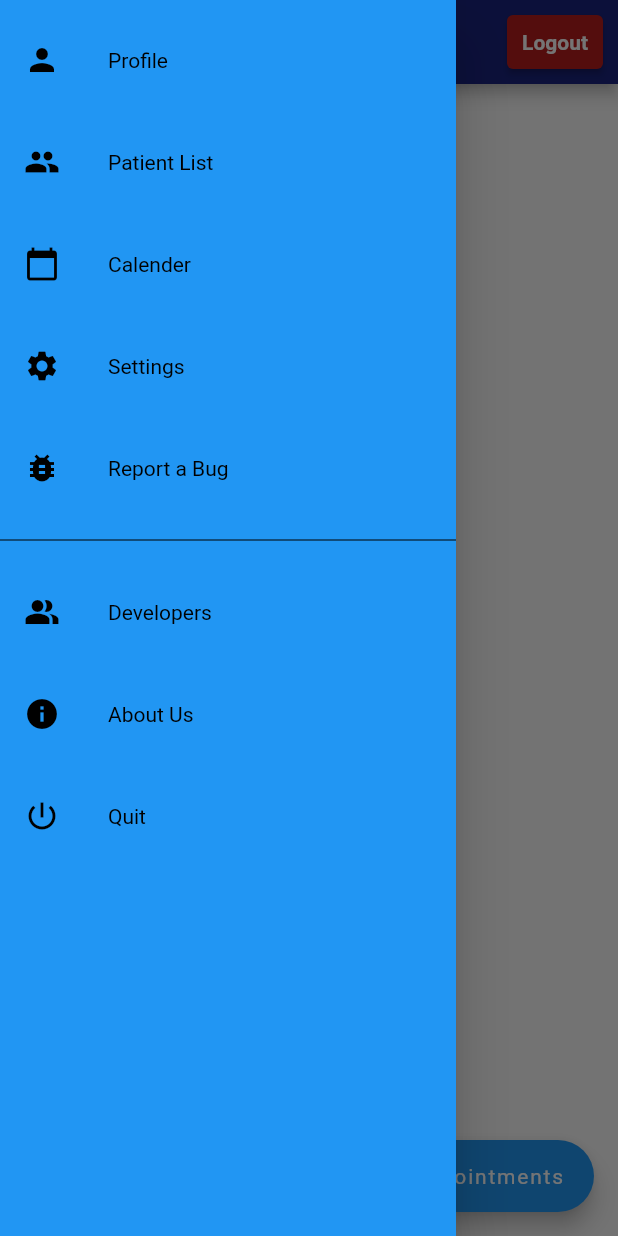
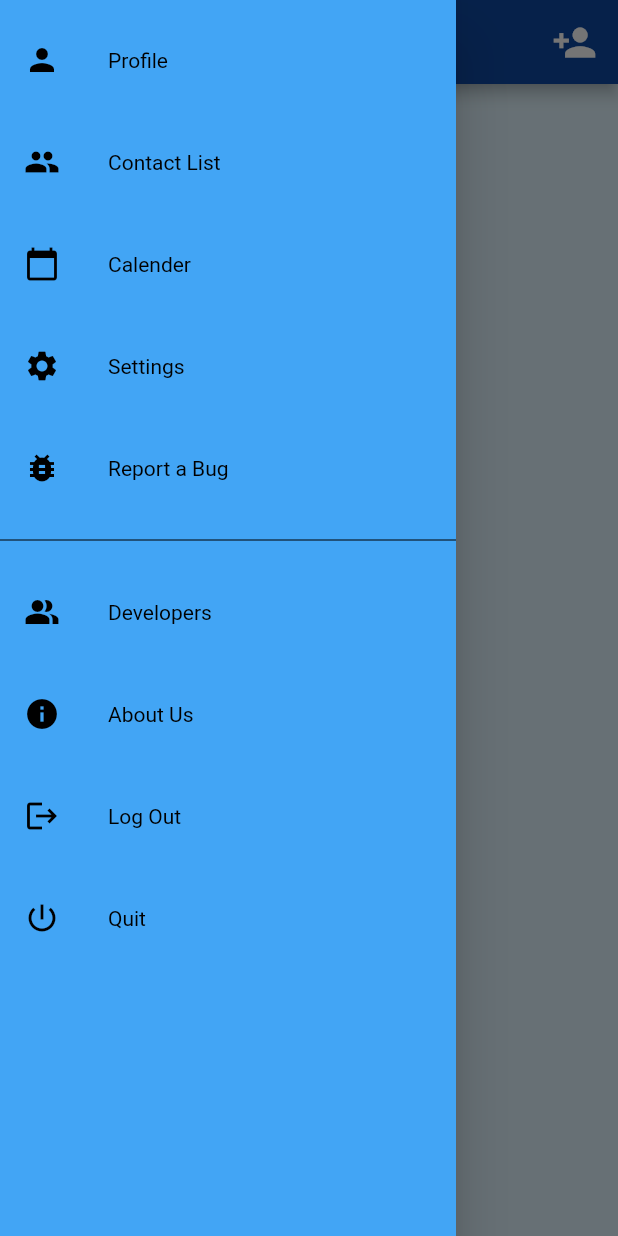
Before and after one commit to shivendra-bhonsle/DoctorsJournal, a Flutter app: the HomeTemp screen opened directly, with the side drawer open, on a phone screen of 412 x 824 dp. Run offline on Flutter 3.47's test engine with Material 2 defaults, Android fonts, the phone set to English and light mode, and no system bars; our stand-ins replace cloud_firestore, contacts_service, firebase_auth, firebase_core, flutter_local_notifications, flutter_spinkit and 7 more; missing offline and left inert: mailto, swipe_up; accounts and stored records are empty.

Commit message:
Final Edits, UI and Release

```diff
--- a/lib/navigationBar/menu_bar.dart
+++ b/lib/navigationBar/menu_bar.dart
@@ -1,5 +1,7 @@
 import 'dart:io';
 import 'package:doctors_diary/navigationBar/pages/AboutUs.dart';
+import 'package:doctors_diary/screens/authenticate/loginScreen.dart';
+import 'package:firebase_auth/firebase_auth.dart';
 import 'package:flutter/material.dart';
 import 'package:doctors_diary/navigationBar/pages/profile_page.dart';
 import 'package:doctors_diary/navigationBar/pages/Contacts/patient_list_page.dart';
@@ -22,7 +24,7 @@ class MenuBar extends StatelessWidget {
   Widget build(BuildContext context) {
     return Drawer(
       child: Container(
-        color: Colors.blue,
+        color: Colors.blue[400],
         child: ListView(
           children: <Widget>[
             SizedBox(height: 12.0,),
@@ -33,7 +35,7 @@ class MenuBar extends StatelessWidget {
             ),
             SizedBox(height: 12.0,),
             MenuItems(
-              text: 'Patient List',
+              text: 'Contact List',
               icon: Icons.people,
               onClicked: () => selectedItem(context, 1),
             ),
@@ -71,6 +73,12 @@ class MenuBar extends StatelessWidget {
             ),
             SizedBox(height: 12.0,),
             MenuItems(
+                text: 'Log Out',
+                icon: Icons.logout,
+                onClicked: () => selectedItem(context, 6),
+            ),
+            SizedBox(height: 12.0,),
+            MenuItems(
               text: 'Quit',
               icon: Icons.power_settings_new,
               onClicked: () => exit(0)
@@ -93,7 +101,7 @@ class MenuBar extends StatelessWidget {
       onTap: onClicked,
     );
   }
-  void selectedItem(BuildContext context, int index){
+  Future<void> selectedItem(BuildContext context, int index) async {
     switch(index){
       case 0:
         Navigator.of(context).push(MaterialPageRoute(
@@ -125,6 +133,13 @@ class MenuBar extends StatelessWidget {
           builder: (context) => AboutUs(),
         ));
         break;
+      case 6:
+        await FirebaseAuth.instance.signOut();
+        Navigator.pushReplacement(context, MaterialPageRoute(builder: (context)=>LoginScreen()));
+        //               Navigator.pushReplacement(context,
+        //                 MaterialPageRoute(
+        //                     builder: (BuildContext context) => LoginScreen()),);
+        break;
     }
   }
 }
--- a/lib/navigationBar/pages/AboutUs.dart
+++ b/lib/navigationBar/pages/AboutUs.dart
@@ -13,13 +13,13 @@ class _AboutUsState extends State<AboutUs> {
   Widget build(BuildContext context) {
     return Scaffold(                                       //design of about page
         appBar: AppBar(
-          title: Text("Doctor's Diary",
+          title: Text("Doctor's Journal",
             style: TextStyle(
                 fontFamily: 'SweedScript',
                 fontSize: 30
             ),
           ),
-          backgroundColor: Colors.indigo[900],
+          backgroundColor: Colors.blue[900],
         ),
         body: Container(
           padding: EdgeInsets.symmetric(vertical: 40, horizontal: 30),
@@ -34,7 +34,7 @@ class _AboutUsState extends State<AboutUs> {
 
                   ),),
                 SizedBox(height: 20,),
-                Text(" 'Doctor's Diary' is an Android App particularly for doctors and medical practitioners to manage their patients. Ideally, the app is for doctors to make it easy for them to operate their clinics without a receptionist but the receptionists can also use this application to manage the appointments and make their work paper-less. \n\nWe hope you have a great experience with our app! \n\nAny suggestions and improvements are most welcomed!",
+                Text(" 'Doctor's Journal' is an Android App particularly for doctors and medical practitioners to manage their patients. Ideally, the app is for doctors to make it easy for them to operate their clinics without a receptionist but the receptionists can also use this application to manage the appointments and make their work paper-less. \n\nWe hope you have a great experience with our app! \n\nAny suggestions and improvements are most welcomed!",
 
                   style: TextStyle(
                       fontSize: 20,
--- a/lib/navigationBar/pages/Calendar/Calender_page.dart
+++ b/lib/navigationBar/pages/Calendar/Calender_page.dart
@@ -31,9 +31,10 @@ class CalendarPage extends StatelessWidget {
 
       child: Scaffold(
         appBar: AppBar(
-          title: Text('Calender'),
+          title: Text('Calender',style: TextStyle(fontFamily: 'Raleway', fontSize: 25.0,),),
+
           centerTitle: true,
-          backgroundColor: Colors.blue,
+          backgroundColor: Colors.blue[900],
 
         ),
         body: Calendar(name: name,mobile: mobile,isFromContactDetails:isFromContactDetails, patID: patID),
--- a/lib/navigationBar/pages/Contacts/patient_list_page.dart
+++ b/lib/navigationBar/pages/Contacts/patient_list_page.dart
@@ -123,9 +123,10 @@ class _PatientListState extends State<PatientList> {
 
     return Scaffold(
       appBar: AppBar(
-        title: Text('Patient List'),
+        title: Text('Contact List',style: TextStyle(fontFamily: 'Raleway', fontSize: 25.0,),),
+
         centerTitle: true,
-        backgroundColor: Colors.indigo[900],
+        backgroundColor: Colors.blue[900],
       ),
       floatingActionButton: FloatingActionButton(//to add a new contact
         onPressed: () async{
--- a/lib/navigationBar/pages/Developers/Developers_page.dart
+++ b/lib/navigationBar/pages/Developers/Developers_page.dart
@@ -60,7 +60,7 @@ class _DevelopersState extends State<Developers> {
       backgroundColor: Colors.grey[200],
         appBar: AppBar(
           title: Text('Developers',
-            style: TextStyle(fontFamily: 'Raleway', fontSize: 30.0,),),
+            style: TextStyle(fontFamily: 'Raleway', fontSize: 25.0,),),
 
           centerTitle: true,
           backgroundColor: Colors.blue[900],
--- a/lib/navigationBar/pages/profile_page.dart
+++ b/lib/navigationBar/pages/profile_page.dart
@@ -61,9 +61,10 @@ class _ProfileState extends State<Profile> {
     return  Scaffold(
         appBar: AppBar(
 
-          title: Text('Profile'),
+          title: Text('Profile',style: TextStyle(fontFamily: 'Raleway', fontSize: 25.0,),),
+
           centerTitle: true,
-          backgroundColor: Colors.indigo[900],
+          backgroundColor: Colors.blue[900],
 
         ),
         body: SafeArea(
--- a/lib/screens/home/home_temp.dart
+++ b/lib/screens/home/home_temp.dart
@@ -61,36 +61,43 @@ class _HomeTempState extends State<HomeTemp> {
   @override
   Widget build(BuildContext context) {
     return Scaffold(
+      backgroundColor: Colors.lightBlue[50],
       drawer: MenuBar(),
       appBar: AppBar(
-        title: Text("Appointments Today"),
+        title: Text("Appointments Today",style: TextStyle(fontFamily: 'Raleway', ),),
+
         centerTitle: true,
-        backgroundColor: Colors.indigo[900],
+        backgroundColor: Colors.blue[900],
         actions: <Widget>[
-          Container(
-            padding: EdgeInsets.symmetric(vertical: 10,horizontal: 10),
-            child: ElevatedButton(onPressed:
-                      () async {
-                        await _auth.signOut();
-                        //Navigator.pushReplacement(context, MaterialPageRoute(builder: (context)=>LoginScreen()));
-                        Navigator.pushReplacement(context,
-                          MaterialPageRoute(
-                              builder: (BuildContext context) => LoginScreen()),);
-
-                },
-
-             child:
-                 Text("Logout",style: TextStyle(fontWeight: FontWeight.bold)),
-
-              style: ElevatedButton.styleFrom(primary: Colors.red[900],padding: EdgeInsets.all(10)),
-            ),
-          ),
+          // Container(
+          //
+          //   padding: EdgeInsets.symmetric(vertical: 10,horizontal: 10),
+          //   child: ElevatedButton(onPressed:
+          //             () async {
+          //               await _auth.signOut();
+          //               //Navigator.pushReplacement(context, MaterialPageRoute(builder: (context)=>LoginScreen()));
+          //               Navigator.pushReplacement(context,
+          //                 MaterialPageRoute(
+          //                     builder: (BuildContext context) => LoginScreen()),);
+          //
+          //       },
+          //
+          //    child:
+          //        Text("Logout",style: TextStyle(fontWeight: FontWeight.bold)),
+          //
+          //     style: ElevatedButton.styleFrom(primary: Colors.red[900],padding: EdgeInsets.all(10)),
+          //   ),
+          // ),
+          IconButton(onPressed: (){
+            Navigator.of(context).push(MaterialPageRoute(builder: (context) => PatientList()));
+          }, icon: Icon(Icons.person_add),padding:EdgeInsets.only(right: 10),iconSize: 30,)
 
 
 
         ],
       ),
-      body: FutureBuilder(future: _fetch,
+      body:
+      FutureBuilder(future: _fetch,
       builder: (context,snapshot){
         if(snapshot.connectionState==ConnectionState.waiting){
           return Center(
@@ -113,15 +120,6 @@ class _HomeTempState extends State<HomeTemp> {
 
       },),
 
-
-      floatingActionButton:FloatingActionButton.extended(
-
-        onPressed: ()  {
-          Navigator.of(context).push(MaterialPageRoute(builder: (context) => PatientList()));
-        },
-        label: Text("Add Appointments"),
-        icon: Icon(Icons.add),
-      ),
     );
   }
 
--- a/lib/shared/appointment_cards.dart
+++ b/lib/shared/appointment_cards.dart
@@ -52,7 +52,8 @@ class _AppointmentState extends State<Appointment> {
 
 
         return Card(
-          margin: EdgeInsets.fromLTRB(20, 20, 20, 20),
+          color: Colors.white,
+          margin: EdgeInsets.fromLTRB(20, 10, 20, 10),
           child: Padding(
             padding: const EdgeInsets.all(12.0),
             child: Column(
```
Also changed, not shown: lib/navigationBar/pages/Settings_page.dart (+48 -7 lines), lib/screens/about_page.dart (+4 -7 lines), lib/screens/authenticate/loginScreen.dart (+6 -4 lines), lib/screens/authenticate/registerScreen.dart (+6 -4 lines), lib/services/database.dart (+70 -3 lines), pubspec.yaml (+8 -0 lines), assets/images/Android - 1spalshscreen_figma.png, assets/images/AppIcon.png (added), pubspec.lock, 26 other files.
